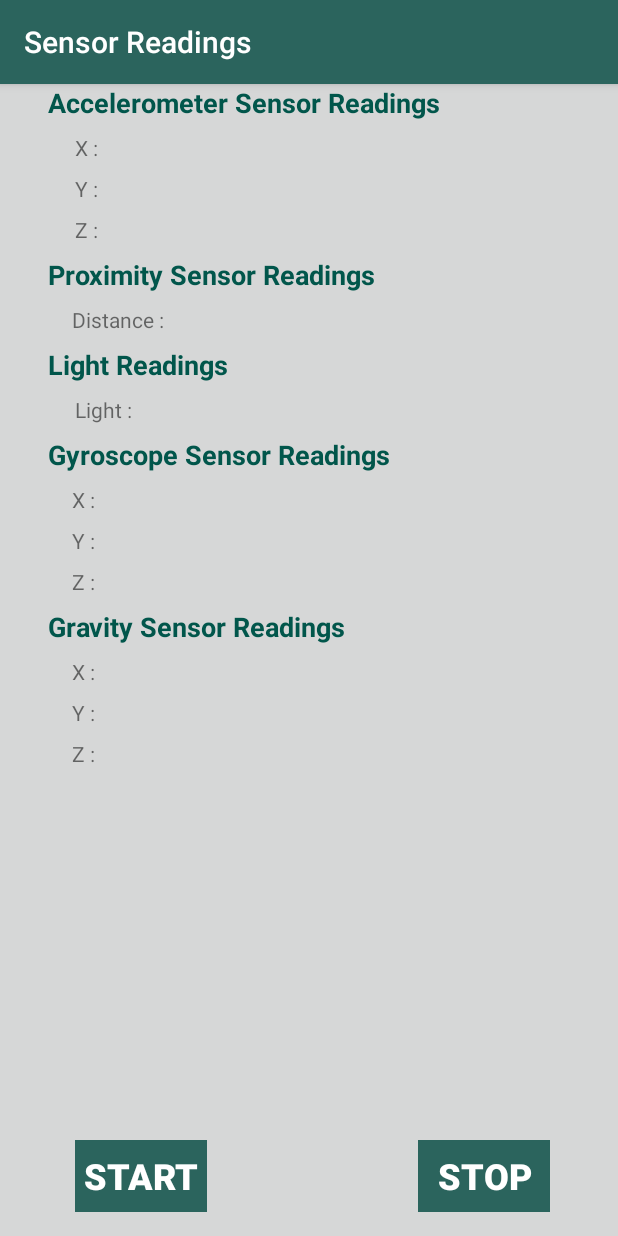
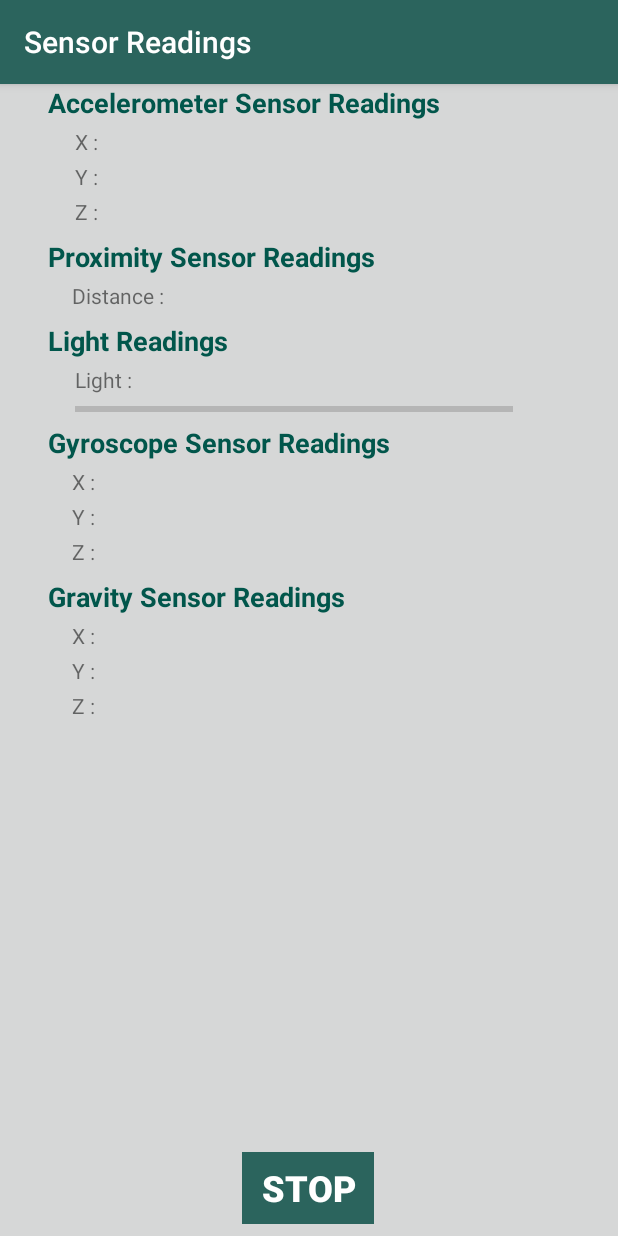
Before and after one commit to TharinduWathukara/android-sensors-readings, an Android app: the screen it shows after launch (MainActivity), after a tap on "START", on a phone screen of 412 x 824 dp. Run offline under Robolectric (Android 15) with nearby library versions, the phone set to English and light mode, and no system bars.

Commit message:
third commit set start stop to one button add progress bar to light sensor

```diff
--- a/app/src/main/java/com/example/sensors/MainActivity.java
+++ b/app/src/main/java/com/example/sensors/MainActivity.java
@@ -10,6 +10,7 @@ import android.hardware.SensorEventListener;
 import android.view.View;
 import android.view.View.OnClickListener;
 import android.widget.Button;
+import android.widget.ProgressBar;
 import android.widget.TextView;
 
 import org.w3c.dom.Text;
@@ -17,9 +18,11 @@ import org.w3c.dom.Text;
 public class MainActivity extends AppCompatActivity implements SensorEventListener, OnClickListener {
 
     private TextView acceloX, acceloY, acceloZ, proximity, light, gyroX, gyroY, gyroZ, gravityX, gravityY, gravityZ;
-    private Button bStart, bStop;
+    private Button bStartStop;
     private Sensor accelometer, proximitySensor, lightSensor, gyroscopeSensor, gravitySensor;
     private SensorManager sensorManager;
+    private boolean running = false;
+    private ProgressBar progressBarLight;
 
     @Override
     protected void onCreate(Bundle savedInstanceState) {
@@ -39,9 +42,10 @@ public class MainActivity extends AppCompatActivity implements SensorEventListen
         proximitySensor = sensorManager.getDefaultSensor(Sensor.TYPE_PROXIMITY);
         proximity = (TextView)findViewById(R.id.txtProximity);
 
-//        temp sensor (ambient temperature sensor)
+//        light sensor
         lightSensor = sensorManager.getDefaultSensor(Sensor.TYPE_LIGHT);
         light = (TextView)findViewById(R.id.txtLight);
+        progressBarLight = (ProgressBar)findViewById(R.id.progressBarLight);
 
 //        gyroscope sensor readings
         gyroscopeSensor = sensorManager.getDefaultSensor(Sensor.TYPE_GYROSCOPE);
@@ -56,11 +60,9 @@ public class MainActivity extends AppCompatActivity implements SensorEventListen
         gravityZ = (TextView)findViewById(R.id.txtGravityZ);
 
 //        button click event
-        bStart = (Button)findViewById(R.id.btnStart);
-        bStop = (Button)findViewById(R.id.btnStop);
-
-        bStart.setOnClickListener(this);
-        bStop.setOnClickListener(this);
+        bStartStop = (Button)findViewById(R.id.btnStartStop);
+        bStartStop.setOnClickListener(this);
+        bStartStop.setText("Start");
     }
 
     @Override
@@ -75,6 +77,7 @@ public class MainActivity extends AppCompatActivity implements SensorEventListen
         }
         else if( event.sensor.getType() == Sensor.TYPE_LIGHT){
             light.setText(""+event.values[0]);
+            progressBarLight.setProgress((event.values[0]/35000 * 100) > 100 ? 100 : (int)(event.values[0]/35000 * 100));
         }
         else if( event.sensor.getType() == Sensor.TYPE_GYROSCOPE){
             gyroX.setText(""+event.values[0]);
@@ -90,17 +93,19 @@ public class MainActivity extends AppCompatActivity implements SensorEventListen
 
     @Override
     public void onClick(View v) {
-        switch (v.getId()){
-            case  R.id.btnStart:
+        if(running == false){
+            running = true;
+            bStartStop.setText("Stop");
             sensorManager.registerListener(this,accelometer, SensorManager.SENSOR_DELAY_NORMAL);
             sensorManager.registerListener(this,proximitySensor,SensorManager.SENSOR_DELAY_NORMAL);
             sensorManager.registerListener(this,lightSensor,SensorManager.SENSOR_DELAY_NORMAL);
             sensorManager.registerListener(this,gyroscopeSensor,SensorManager.SENSOR_DELAY_NORMAL);
             sensorManager.registerListener(this,gravitySensor,SensorManager.SENSOR_DELAY_NORMAL);
-                break;
-            case R.id.btnStop:
+        }
+        else{
+            running = false;
+            bStartStop.setText("Start");
             sensorManager.unregisterListener(this);
-                break;
         }
     }
 
--- a/app/src/main/res/layout/activity_main.xml
+++ b/app/src/main/res/layout/activity_main.xml
@@ -8,43 +8,22 @@
     tools:context=".MainActivity">
 
     <Button
-        android:id="@+id/btnStart"
+        android:id="@+id/btnStartStop"
         style="@style/Widget.AppCompat.Button.Borderless.Colored"
         android:layout_width="wrap_content"
         android:layout_height="wrap_content"
-        android:layout_marginStart="32dp"
-        android:layout_marginLeft="32dp"
+        android:layout_marginStart="8dp"
+        android:layout_marginLeft="8dp"
         android:layout_marginEnd="8dp"
         android:layout_marginRight="8dp"
-        android:layout_marginBottom="16dp"
+        android:layout_marginBottom="8dp"
         android:background="@color/colorPrimary"
-        android:text="@string/button_start"
         android:textColor="@android:color/background_light"
         android:textSize="24sp"
         android:textStyle="bold"
         app:layout_constraintBottom_toBottomOf="parent"
         app:layout_constraintEnd_toEndOf="parent"
-        app:layout_constraintHorizontal_bias="0.063"
-        app:layout_constraintStart_toStartOf="parent" />
-
-    <Button
-        android:id="@+id/btnStop"
-        style="@style/Widget.AppCompat.Button.Borderless.Colored"
-        android:layout_width="wrap_content"
-        android:layout_height="wrap_content"
-        android:layout_marginStart="8dp"
-        android:layout_marginLeft="8dp"
-        android:layout_marginEnd="32dp"
-        android:layout_marginRight="32dp"
-        android:layout_marginBottom="16dp"
-        android:background="@color/colorPrimary"
-        android:text="@string/button_stop"
-        android:textColor="@android:color/background_light"
-        android:textSize="24sp"
-        android:textStyle="bold"
-        app:layout_constraintBottom_toBottomOf="parent"
-        app:layout_constraintEnd_toEndOf="parent"
-        app:layout_constraintHorizontal_bias="0.954"
+        app:layout_constraintHorizontal_bias="0.498"
         app:layout_constraintStart_toStartOf="parent" />
 
     <TextView
@@ -72,7 +51,7 @@
         android:textSize="18sp"
         android:textStyle="bold"
         app:layout_constraintStart_toStartOf="parent"
-        app:layout_constraintTop_toBottomOf="@+id/textView15" />
+        app:layout_constraintTop_toBottomOf="@+id/progressBarLight" />
 
     <TextView
         android:id="@+id/textView20"
@@ -122,7 +101,7 @@
         android:layout_height="wrap_content"
         android:layout_marginStart="75dp"
         android:layout_marginLeft="75dp"
-        android:layout_marginTop="8dp"
+        android:layout_marginTop="4dp"
         android:textColor="@color/colorPrimary"
         app:layout_constraintStart_toEndOf="@+id/textView9"
         app:layout_constraintTop_toBottomOf="@+id/textView2" />
@@ -133,7 +112,7 @@
         android:layout_height="wrap_content"
         android:layout_marginStart="75dp"
         android:layout_marginLeft="75dp"
-        android:layout_marginTop="8dp"
+        android:layout_marginTop="4dp"
         android:textColor="@color/colorPrimary"
         app:layout_constraintStart_toEndOf="@+id/textView10"
         app:layout_constraintTop_toBottomOf="@+id/txtAcceloX" />
@@ -144,7 +123,7 @@
         android:layout_height="wrap_content"
         android:layout_marginStart="75dp"
         android:layout_marginLeft="75dp"
-        android:layout_marginTop="8dp"
+        android:layout_marginTop="4dp"
         android:textColor="@color/colorPrimary"
         app:layout_constraintStart_toEndOf="@+id/textView11"
         app:layout_constraintTop_toBottomOf="@+id/txtAcceloY" />
@@ -155,7 +134,7 @@
         android:layout_height="wrap_content"
         android:layout_marginStart="32dp"
         android:layout_marginLeft="32dp"
-        android:layout_marginTop="8dp"
+        android:layout_marginTop="4dp"
         android:textColor="@color/colorPrimary"
         app:layout_constraintStart_toEndOf="@+id/textView13"
         app:layout_constraintTop_toBottomOf="@+id/textView12" />
@@ -166,7 +145,7 @@
         android:layout_height="wrap_content"
         android:layout_marginStart="50dp"
         android:layout_marginLeft="50dp"
-        android:layout_marginTop="8dp"
+        android:layout_marginTop="4dp"
         android:textColor="@color/colorPrimary"
         app:layout_constraintStart_toEndOf="@+id/textView15"
         app:layout_constraintTop_toBottomOf="@+id/textView14" />
@@ -177,7 +156,7 @@
         android:layout_height="wrap_content"
         android:layout_marginStart="75dp"
         android:layout_marginLeft="75dp"
-        android:layout_marginTop="8dp"
+        android:layout_marginTop="4dp"
         android:textColor="@color/colorPrimary"
         app:layout_constraintStart_toEndOf="@+id/textView17"
         app:layout_constraintTop_toBottomOf="@+id/textView16" />
@@ -188,7 +167,7 @@
         android:layout_height="wrap_content"
         android:layout_marginStart="75dp"
         android:layout_marginLeft="75dp"
-        android:layout_marginTop="8dp"
+        android:layout_marginTop="4dp"
         android:textColor="@color/colorPrimary"
         app:layout_constraintStart_toEndOf="@+id/textView21"
         app:layout_constraintTop_toBottomOf="@+id/textView20" />
@@ -199,7 +178,7 @@
         android:layout_height="wrap_content"
         android:layout_marginStart="75dp"
         android:layout_marginLeft="75dp"
-        android:layout_marginTop="8dp"
+        android:layout_marginTop="4dp"
         android:textColor="@color/colorPrimary"
         app:layout_constraintStart_toEndOf="@+id/textView18"
         app:layout_constraintTop_toBottomOf="@+id/txtGyroX" />
@@ -210,7 +189,7 @@
         android:layout_height="wrap_content"
         android:layout_marginStart="75dp"
         android:layout_marginLeft="75dp"
-        android:layout_marginTop="8dp"
+        android:layout_marginTop="4dp"
         android:textColor="@color/colorPrimary"
         app:layout_constraintStart_toEndOf="@+id/textView22"
         app:layout_constraintTop_toBottomOf="@+id/txtGravityX" />
@@ -221,7 +200,7 @@
         android:layout_height="wrap_content"
         android:layout_marginStart="75dp"
         android:layout_marginLeft="75dp"
-        android:layout_marginTop="8dp"
+        android:layout_marginTop="4dp"
         android:textColor="@color/colorPrimary"
         app:layout_constraintStart_toEndOf="@+id/textView19"
         app:layout_constraintTop_toBottomOf="@+id/txtGyroY" />
@@ -232,7 +211,7 @@
         android:layout_height="wrap_content"
         android:layout_marginStart="75dp"
         android:layout_marginLeft="75dp"
-        android:layout_marginTop="8dp"
+        android:layout_marginTop="4dp"
         android:textColor="@color/colorPrimary"
         app:layout_constraintStart_toEndOf="@+id/textView23"
         app:layout_constraintTop_toBottomOf="@+id/txtGravityY" />
@@ -243,7 +222,7 @@
         android:layout_height="wrap_content"
         android:layout_marginStart="50dp"
         android:layout_marginLeft="50dp"
-        android:layout_marginTop="8dp"
+        android:layout_marginTop="4dp"
         android:text="X :"
         app:layout_constraintStart_toStartOf="parent"
         app:layout_constraintTop_toBottomOf="@+id/textView2" />
@@ -254,7 +233,7 @@
         android:layout_height="wrap_content"
         android:layout_marginStart="48dp"
         android:layout_marginLeft="48dp"
-        android:layout_marginTop="8dp"
+        android:layout_marginTop="4dp"
         android:text="X :"
         app:layout_constraintStart_toStartOf="parent"
         app:layout_constraintTop_toBottomOf="@+id/textView16" />
@@ -265,7 +244,7 @@
         android:layout_height="wrap_content"
         android:layout_marginStart="48dp"
         android:layout_marginLeft="48dp"
-        android:layout_marginTop="8dp"
+        android:layout_marginTop="4dp"
         android:text="X :"
         app:layout_constraintStart_toStartOf="parent"
         app:layout_constraintTop_toBottomOf="@+id/textView20" />
@@ -276,7 +255,7 @@
         android:layout_height="wrap_content"
         android:layout_marginStart="50dp"
         android:layout_marginLeft="50dp"
-        android:layout_marginTop="8dp"
+        android:layout_marginTop="4dp"
         android:text="Y :"
         app:layout_constraintStart_toStartOf="parent"
         app:layout_constraintTop_toBottomOf="@+id/textView9" />
@@ -287,7 +266,7 @@
         android:layout_height="wrap_content"
         android:layout_marginStart="48dp"
         android:layout_marginLeft="48dp"
-        android:layout_marginTop="8dp"
+        android:layout_marginTop="4dp"
         android:text="Y :"
         app:layout_constraintStart_toStartOf="parent"
         app:layout_constraintTop_toBottomOf="@+id/textView17" />
@@ -298,7 +277,7 @@
         android:layout_height="wrap_content"
         android:layout_marginStart="48dp"
         android:layout_marginLeft="48dp"
-        android:layout_marginTop="8dp"
+        android:layout_marginTop="4dp"
         android:text="Y :"
         app:layout_constraintStart_toStartOf="parent"
         app:layout_constraintTop_toBottomOf="@+id/textView21" />
@@ -309,7 +288,7 @@
         android:layout_height="wrap_content"
         android:layout_marginStart="50dp"
         android:layout_marginLeft="50dp"
-        android:layout_marginTop="8dp"
+        android:layout_marginTop="4dp"
         android:text="Z :"
         app:layout_constraintStart_toStartOf="parent"
         app:layout_constraintTop_toBottomOf="@+id/textView10" />
@@ -320,7 +299,7 @@
         android:layout_height="wrap_content"
         android:layout_marginStart="48dp"
         android:layout_marginLeft="48dp"
-        android:layout_marginTop="8dp"
+        android:layout_marginTop="4dp"
         android:text="Z :"
         app:layout_constraintStart_toStartOf="parent"
         app:layout_constraintTop_toBottomOf="@+id/textView18" />
@@ -331,7 +310,7 @@
         android:layout_height="wrap_content"
         android:layout_marginStart="48dp"
         android:layout_marginLeft="48dp"
-        android:layout_marginTop="8dp"
+        android:layout_marginTop="4dp"
         android:text="Z :"
         app:layout_constraintStart_toStartOf="parent"
         app:layout_constraintTop_toBottomOf="@+id/textView22" />
@@ -342,7 +321,7 @@
         android:layout_height="wrap_content"
         android:layout_marginStart="48dp"
         android:layout_marginLeft="48dp"
-        android:layout_marginTop="8dp"
+        android:layout_marginTop="4dp"
         android:text="Distance :"
         app:layout_constraintStart_toStartOf="parent"
         app:layout_constraintTop_toBottomOf="@+id/textView12" />
@@ -353,9 +332,20 @@
         android:layout_height="wrap_content"
         android:layout_marginStart="50dp"
         android:layout_marginLeft="50dp"
-        android:layout_marginTop="8dp"
+        android:layout_marginTop="4dp"
         android:text="Light :"
         app:layout_constraintStart_toStartOf="parent"
         app:layout_constraintTop_toBottomOf="@+id/textView14" />
 
+    <ProgressBar
+        android:id="@+id/progressBarLight"
+        style="?android:attr/progressBarStyleHorizontal"
+        android:layout_width="292dp"
+        android:layout_height="4dp"
+        android:layout_marginStart="50dp"
+        android:layout_marginLeft="50dp"
+        android:layout_marginTop="8dp"
+        app:layout_constraintStart_toStartOf="parent"
+        app:layout_constraintTop_toBottomOf="@+id/textView15" />
+
 </android.support.constraint.ConstraintLayout>
```
Lines whose indentation alone changed are shown as unchanged.
